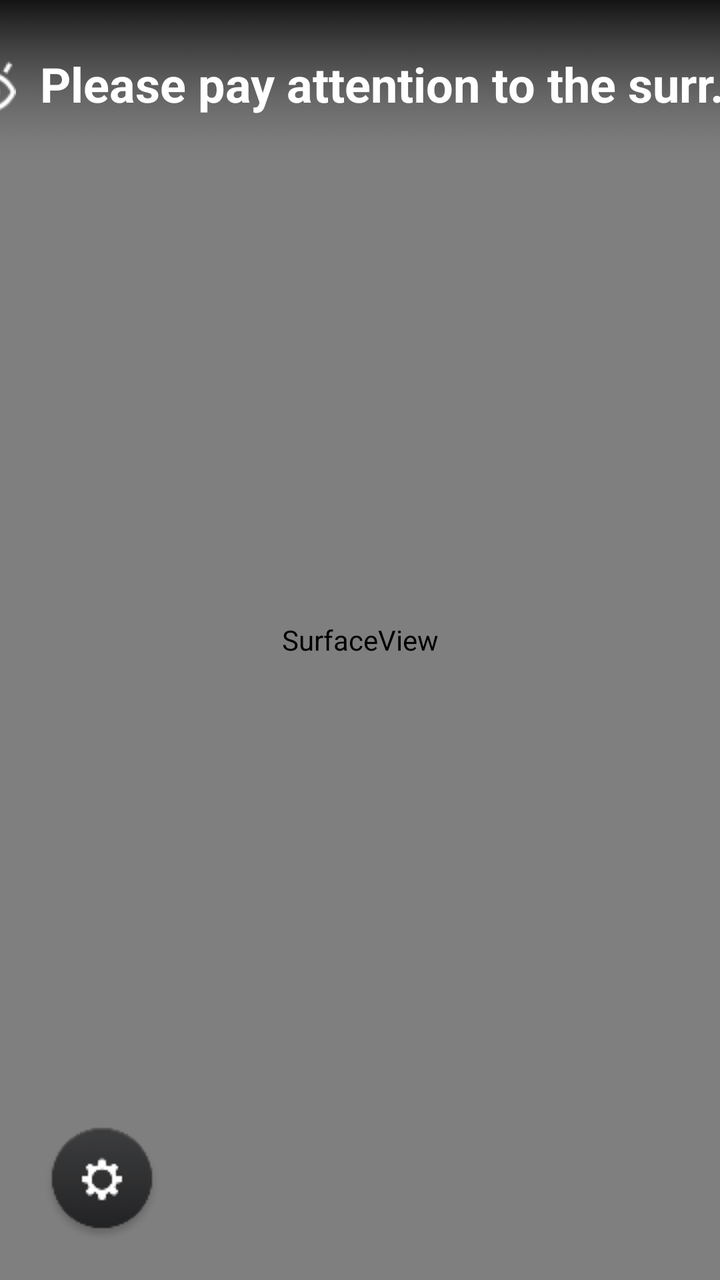
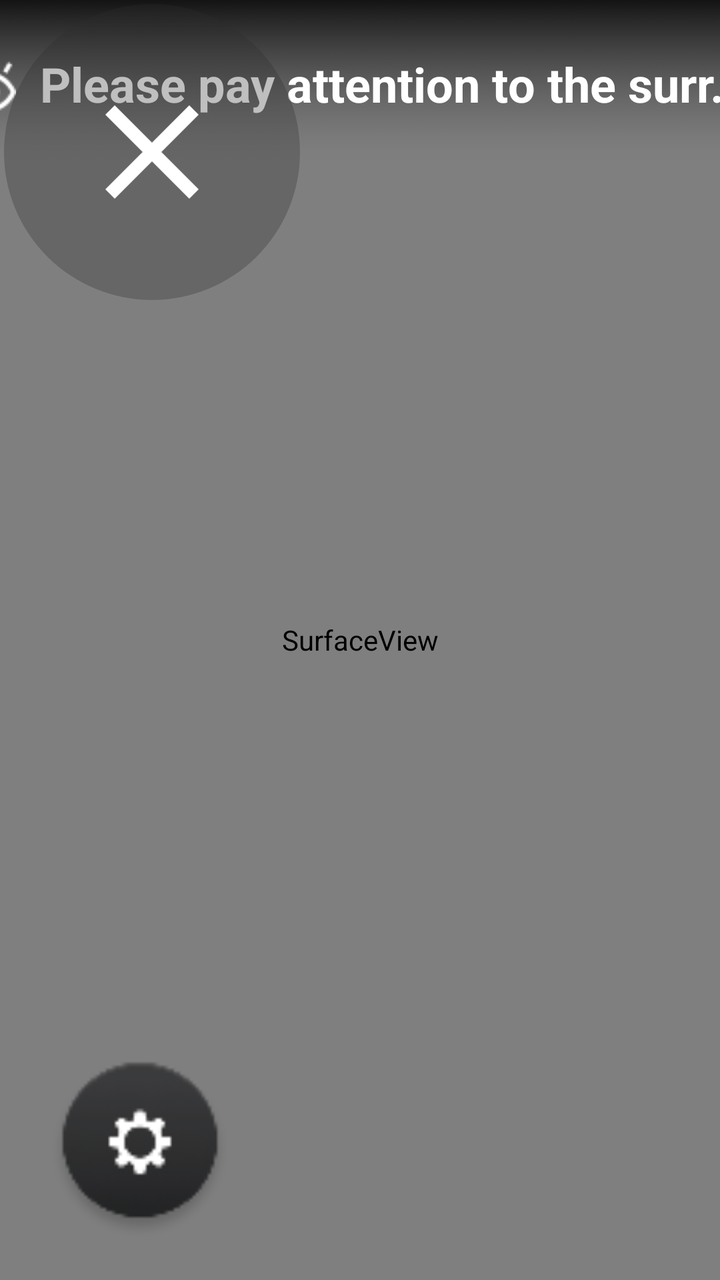

Screens rendered from an Android XML layout before and after an edit, with the pre-edit source and the edit as a unified diff.
<!-- AndroidManifest.xml: application theme Theme.DrivehubKamera -->
<!-- res/layout/activity_main.xml -->
<?xml version="1.0" encoding="utf-8"?>
<androidx.constraintlayout.widget.ConstraintLayout xmlns:android="http://schemas.android.com/apk/res/android"
    xmlns:app="http://schemas.android.com/apk/res-auto"
    android:id="@+id/main"
    android:layout_width="match_parent"
    android:layout_height="match_parent">

    <SurfaceView
        android:id="@+id/surfaceView"
        android:layout_width="0dp"
        android:layout_height="0dp"
        android:layout_margin="0dp"
        app:layout_constraintTop_toTopOf="parent"
        app:layout_constraintBottom_toBottomOf="parent"
        app:layout_constraintStart_toStartOf="parent"
        app:layout_constraintEnd_toEndOf="parent" />

    <TextView
        android:id="@+id/tvStatus"
        android:layout_width="wrap_content"
        android:layout_height="wrap_content"
        android:layout_margin="8dp"
        android:text="Sağ Kamera (/dev/video14)"
        android:textColor="@android:color/white"
        android:textSize="12sp"
        android:visibility="gone"
        app:layout_constraintEnd_toEndOf="parent"
        app:layout_constraintTop_toTopOf="parent" />

    <ImageView
        android:id="@+id/bg_tishi"
        android:layout_width="0dp"
        android:layout_height="84dp"
        android:src="@drawable/bg_tishi"
        android:scaleType="fitXY"
        app:layout_constraintTop_toTopOf="parent"
        app:layout_constraintStart_toStartOf="parent"
        app:layout_constraintEnd_toEndOf="parent" />

    <RelativeLayout
        android:id="@+id/warningBanner"
        android:layout_width="0dp"
        android:layout_height="84dp"
        android:gravity="center"
        app:layout_constraintTop_toTopOf="@id/bg_tishi"
        app:layout_constraintBottom_toBottomOf="@id/bg_tishi"
        app:layout_constraintStart_toStartOf="@id/bg_tishi"
        app:layout_constraintEnd_toEndOf="@id/bg_tishi">

        <ImageView
            android:id="@+id/eyeImage"
            android:layout_width="28dp"
            android:layout_height="28dp"
            android:layout_centerVertical="true"
            android:layout_marginEnd="12dp"
            android:src="@drawable/pdc_icons_eye"
            android:layout_toStartOf="@+id/alertTextView" />

        <TextView
            android:id="@+id/alertTextView"
            android:layout_width="wrap_content"
            android:layout_height="wrap_content"
            android:layout_centerInParent="true"
            android:text="@string/safety_warning_text"
            android:textColor="@color/white"
            android:textSize="24sp"
            android:textStyle="bold"
            android:singleLine="true" />

    </RelativeLayout>

    <ImageButton
        android:id="@+id/btnSettings"
        android:layout_width="70dp"
        android:layout_height="70dp"
        android:layout_marginStart="16dp"
        android:layout_marginBottom="16dp"
        android:background="@android:color/transparent"
        android:contentDescription="Settings"
        android:padding="0dp"
        android:scaleType="fitCenter"
        android:src="@drawable/selector_settings"
        app:layout_constraintBottom_toBottomOf="parent"
        app:layout_constraintStart_toStartOf="parent" />

</androidx.constraintlayout.widget.ConstraintLayout>
<!-- resources referenced by this layout -->
<resources>
  <color name="white">#FFFFFFFF</color>
  <!-- drawable bg_tishi: png bitmap (drawable, 1231 bytes) -->
  <!-- drawable pdc_icons_eye: png bitmap (drawable, 536 bytes) -->
  <!-- drawable selector_settings (drawable) -->
  <?xml version="1.0" encoding="utf-8"?>
  <selector xmlns:android="http://schemas.android.com/apk/res/android">
      <item android:state_pressed="true" android:drawable="@drawable/btn_settings_sel" />
      <item android:state_checked="true" android:drawable="@drawable/btn_settings_sel" />
      <item android:drawable="@drawable/btn_settings_normal" />
  </selector>
  <string name="safety_warning_text">Please pay attention to the surrounding environment!</string>
  <style name="Theme.DrivehubKamera" parent="Base.Theme.DrivehubKamera" />
  <!-- drawable btn_settings_sel: png bitmap (drawable, 6859 bytes) -->
  <!-- drawable btn_settings_normal: png bitmap (drawable, 2282 bytes) -->
  <style name="Base.Theme.DrivehubKamera" parent="Theme.Material3.DayNight.NoActionBar">
          
          
      </style>
</resources>

<!-- the commit's change to res/layout/activity_main.xml (unified diff, before → after) -->
@@ -71,8 +71,8 @@
 
     <ImageButton
         android:id="@+id/btnSettings"
-        android:layout_width="70dp"
-        android:layout_height="70dp"
+        android:layout_width="108dp"
+        android:layout_height="108dp"
         android:layout_marginStart="16dp"
         android:layout_marginBottom="16dp"
         android:background="@android:color/transparent"
@@ -83,4 +83,19 @@
         app:layout_constraintBottom_toBottomOf="parent"
         app:layout_constraintStart_toStartOf="parent" />
 
+    <ImageButton
+        android:id="@+id/btnClose"
+        android:layout_width="148dp"
+        android:layout_height="148dp"
+        android:layout_marginStart="2dp"
+        android:layout_marginTop="2dp"
+        android:background="@drawable/bg_close_button"
+        android:contentDescription="Close App"
+        android:padding="34dp"
+        android:scaleType="fitCenter"
+        android:src="@drawable/ic_close"
+        android:tint="#FFFFFF"
+        app:layout_constraintTop_toTopOf="parent"
+        app:layout_constraintStart_toStartOf="parent" />
+
 </androidx.constraintlayout.widget.ConstraintLayout>
<!-- resource entries referenced after the edit -->
@@ -1,7 +1,24 @@
 <!-- resources referenced by this layout -->
 <resources>
   <color name="white">#FFFFFFFF</color>
+  <!-- drawable bg_close_button (drawable) -->
+  <?xml version="1.0" encoding="utf-8"?>
+  <shape xmlns:android="http://schemas.android.com/apk/res/android"
+      android:shape="oval">
+      <solid android:color="#4D2B2B2B" />
+  </shape>
   <!-- drawable bg_tishi: png bitmap (drawable, 1231 bytes) -->
+  <!-- drawable ic_close (drawable) -->
+  <?xml version="1.0" encoding="utf-8"?>
+  <vector xmlns:android="http://schemas.android.com/apk/res/android"
+      android:width="24dp"
+      android:height="24dp"
+      android:viewportWidth="24"
+      android:viewportHeight="24">
+      <path
+          android:fillColor="#FFFFFF"
+          android:pathData="M19,6.41L17.59,5 12,10.59 6.41,5 5,6.41 10.59,12 5,17.59 6.41,19 12,13.41 17.59,19 19,17.59 13.41,12z" />
+  </vector>
   <!-- drawable pdc_icons_eye: png bitmap (drawable, 536 bytes) -->
   <!-- drawable selector_settings (drawable) -->
   <?xml version="1.0" encoding="utf-8"?>
